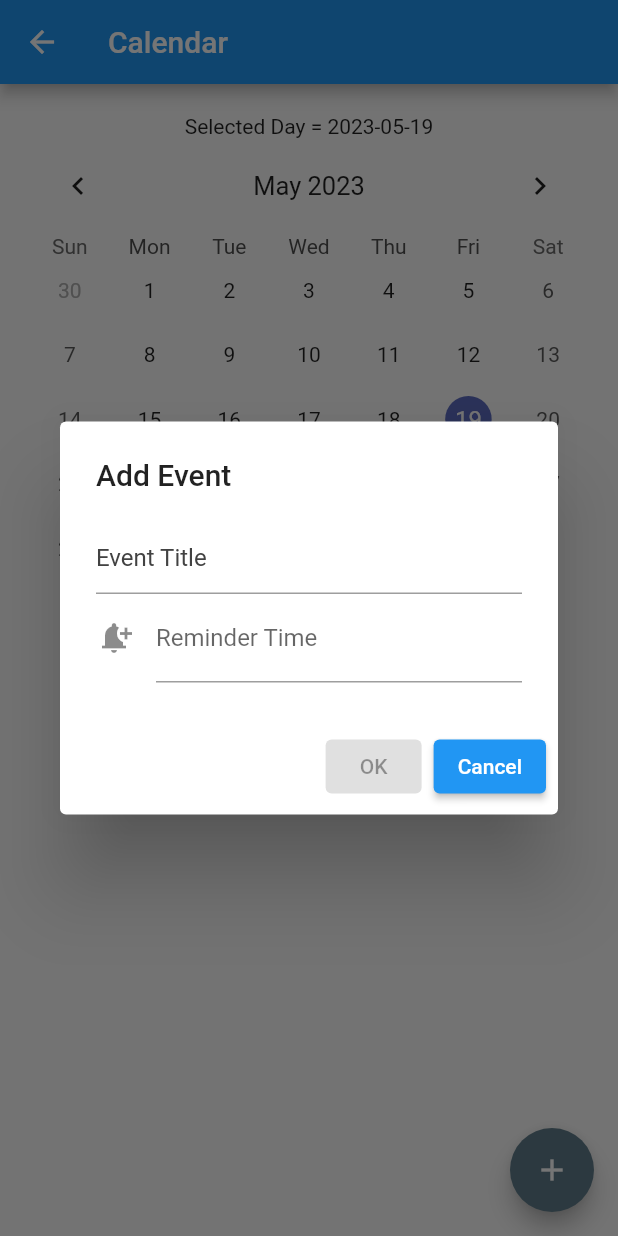
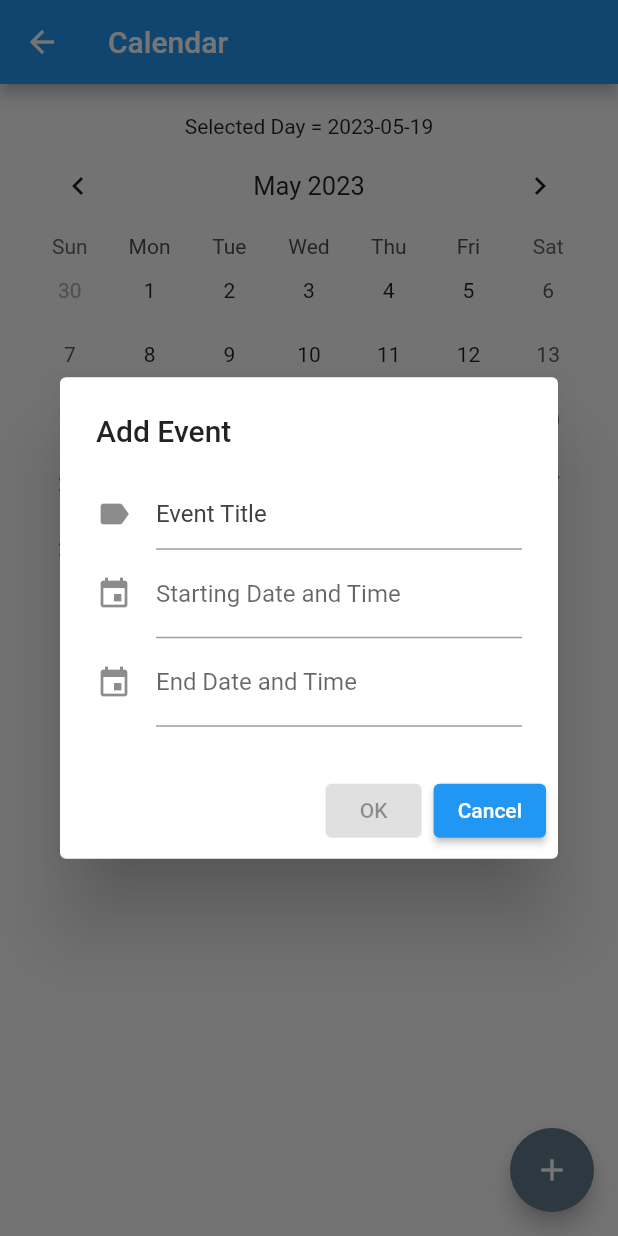
Before and after one commit to hafiyhakimi/alphanote, a Flutter app: the calendar_main screen opened directly, after a tap on the "add" icon, on a phone screen of 412 x 824 dp. Run offline on Flutter 3.47's test engine with Material 2 defaults, Android fonts, the phone set to English and light mode, and no system bars; drawn by our look-alikes of date_time_picker, table_calendar; our stand-ins replace firebase_auth, firebase_core, firebase_database; accounts and stored records are empty.

Commit message:
UI for calendar date time picker
Implemented input for pick start and end date and its time

```diff
--- a/lib/calendar/calendar_main.dart
+++ b/lib/calendar/calendar_main.dart
@@ -1,5 +1,6 @@
 import 'package:flutter/material.dart';
 import 'package:table_calendar/table_calendar.dart';
+import 'package:date_time_picker/date_time_picker.dart';
 
 class calendar_main extends StatefulWidget {
   calendar_main({Key? key}) : super(key: key);
@@ -66,6 +67,7 @@ class _calendar_main extends State<calendar_main> {
                       children: <Widget>[
                         TextFormField(
 // controller: titleInput,
+
                           textInputAction: TextInputAction.next,
                           enableSuggestions: false,
                           autocorrect: false,
@@ -78,28 +80,27 @@ class _calendar_main extends State<calendar_main> {
                             }
                           },
                           decoration: InputDecoration(
+                              icon: const Icon(Icons.label),
                               hintStyle: TextStyle(color: Colors.grey[800]),
-                              hintText: "Event Title"),
+                              hintText: "Event Title"
+                          ),
                         ),
-                        Row(
-                          children: <Widget>[
-                            Expanded(
-                              flex: 4,
-                              child: TextFormField(
-//controller: reminderNumber,
-                                keyboardType: TextInputType.number,
-                                enableSuggestions: false,
-                                autocorrect: false,
-                                autovalidateMode:
-                                    AutovalidateMode.onUserInteraction,
-                                decoration: InputDecoration(
-                                  icon: Icon(Icons.notification_add),
-                                  labelText: "Reminder Time",
-                                ),
-                              ),
-                            ),
-                          ],
-                        )
+                        DateTimePicker(
+                          type: DateTimePickerType.dateTime,
+                          icon: const Icon(Icons.event),
+                          dateMask: 'dd-MM-yyyy AT HH:mm',
+                          firstDate: DateTime.now(),
+                          lastDate: DateTime(9999),
+                          dateLabelText: 'Starting Date and Time',
+                        ),
+                        DateTimePicker(
+                          type: DateTimePickerType.dateTime,
+                          dateMask: 'dd-MM-yyyy AT HH:mm',
+                          icon: const Icon(Icons.event),
+                          firstDate: DateTime.now(),
+                          lastDate: DateTime(9999),
+                          dateLabelText: 'End Date and Time',
+                        ),
                       ],
                     ),
                   ),
--- a/lib/sidebarwidget.dart
+++ b/lib/sidebarwidget.dart
@@ -1,6 +1,7 @@
 import 'package:flutter/material.dart';
 import 'notetaking/ui/notemain.dart';
 import 'toDolist/toDoList.dart';
+import 'calendar/calendar_main.dart';
 import 'main.dart';
 
 class SidebarWidget extends StatelessWidget {
@@ -88,6 +89,11 @@ class SidebarWidget extends StatelessWidget {
             title: Text('Calendar'),
             onTap: () {
               // TODO: implement action for Option 4
+
+              Navigator.push(
+                context,
+                MaterialPageRoute(builder: (context) => calendar_main()),
+              );
             },
           ),
           ListTile(
```
Also changed, not shown: pubspec.yaml (+3 -4 lines), pubspec.lock, 5 other files.
